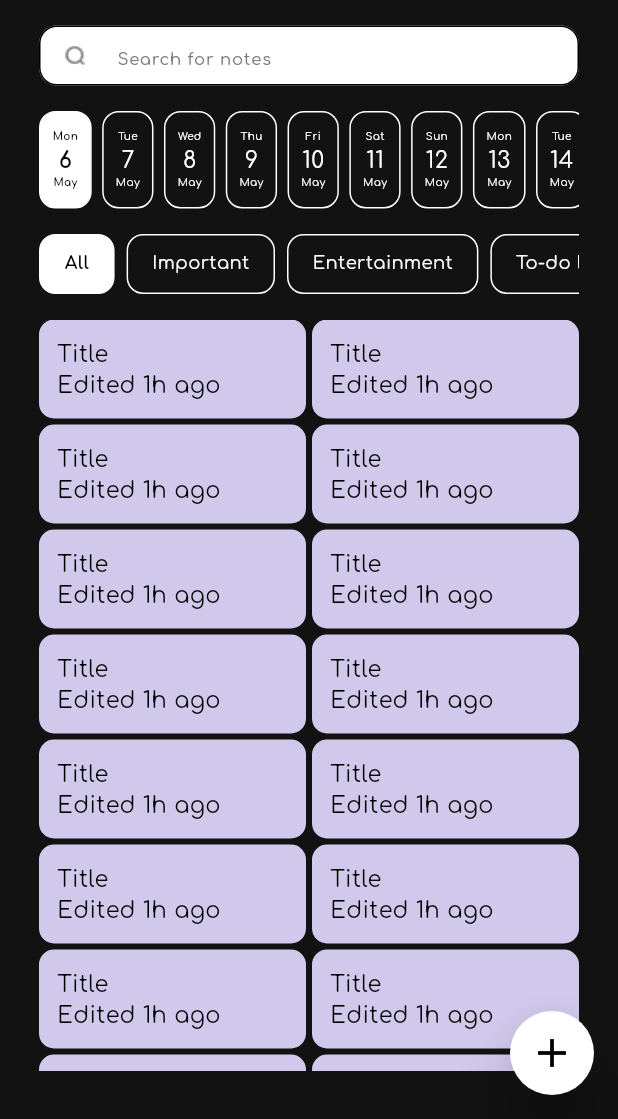
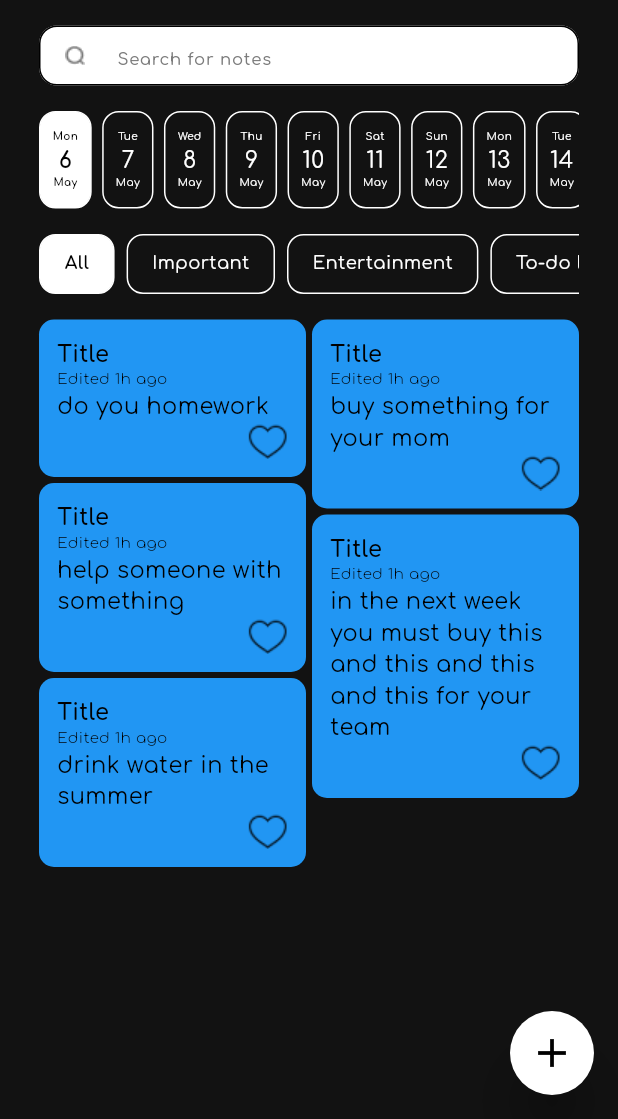
Before and after one commit to As-tra/memo_mate, a Flutter app: the screen it shows after launch, on a phone screen of 412 x 824 dp, the part 117-1236 px from its top. Run offline on Flutter 3.47's test engine with Material 3 defaults, Android fonts, the phone set to English and light mode, and no system bars; our stand-ins replace flutter_bloc.

Commit message:
create the noteCard

```diff
--- a/lib/widgets/notes_part.dart
+++ b/lib/widgets/notes_part.dart
@@ -7,13 +7,24 @@ class NotesPart extends StatelessWidget {
 
   @override
   Widget build(BuildContext context) {
+    List notes = [
+      'do you homework',
+      'buy something for your mom',
+      'help someone with something',
+      'in the next week you must buy this and this and this and this for your team',
+      'drink water in the summer',
+    ];
     return Expanded(
       child: MasonryGridView.count(
         crossAxisCount: 2,
         mainAxisSpacing: 4,
+        itemCount: notes.length,
         crossAxisSpacing: 4,
         itemBuilder: (context, index) {
-          return const NoteCard();
+          return NoteCard(
+            details: notes[index],
+            color: Colors.blue,
+          );
         },
       ),
     );
@@ -21,7 +32,13 @@ class NotesPart extends StatelessWidget {
 }
 
 class NoteCard extends StatelessWidget {
-  const NoteCard({super.key});
+  final String details;
+  final Color color;
+  const NoteCard({
+    super.key,
+    required this.details,
+    required this.color,
+  });
 
   @override
   Widget build(BuildContext context) {
@@ -29,13 +46,29 @@ class NoteCard extends StatelessWidget {
       padding: const EdgeInsets.all(12),
       decoration: BoxDecoration(
         borderRadius: BorderRadius.circular(10),
-        color: const Color(0xFFD0C9EB),
+        color: color,
       ),
-      child: const Column(
+      child: Column(
         crossAxisAlignment: CrossAxisAlignment.start,
         children: [
-          CustomText(text: 'Title', color: Colors.black),
-          CustomText(text: 'Edited 1h ago', color: Colors.black)
+          const CustomText(
+            text: 'Title',
+            color: Colors.black,
+            weight: FontWeight.w600,
+          ),
+          const CustomText(
+            text: 'Edited 1h ago',
+            color: Colors.black,
+            size: 10,
+            weight: FontWeight.w300,
+          ),
+          CustomText(text: details, color: Colors.black),
+          Row(
+            mainAxisAlignment: MainAxisAlignment.end,
+            children: [
+              Image.asset('assets/icons/empty_heart.png'),
+            ],
+          )
         ],
       ),
     );
```
Also changed, not shown: assets/icons/empty_heart.png (added), assets/icons/filled_heart.png (added).
